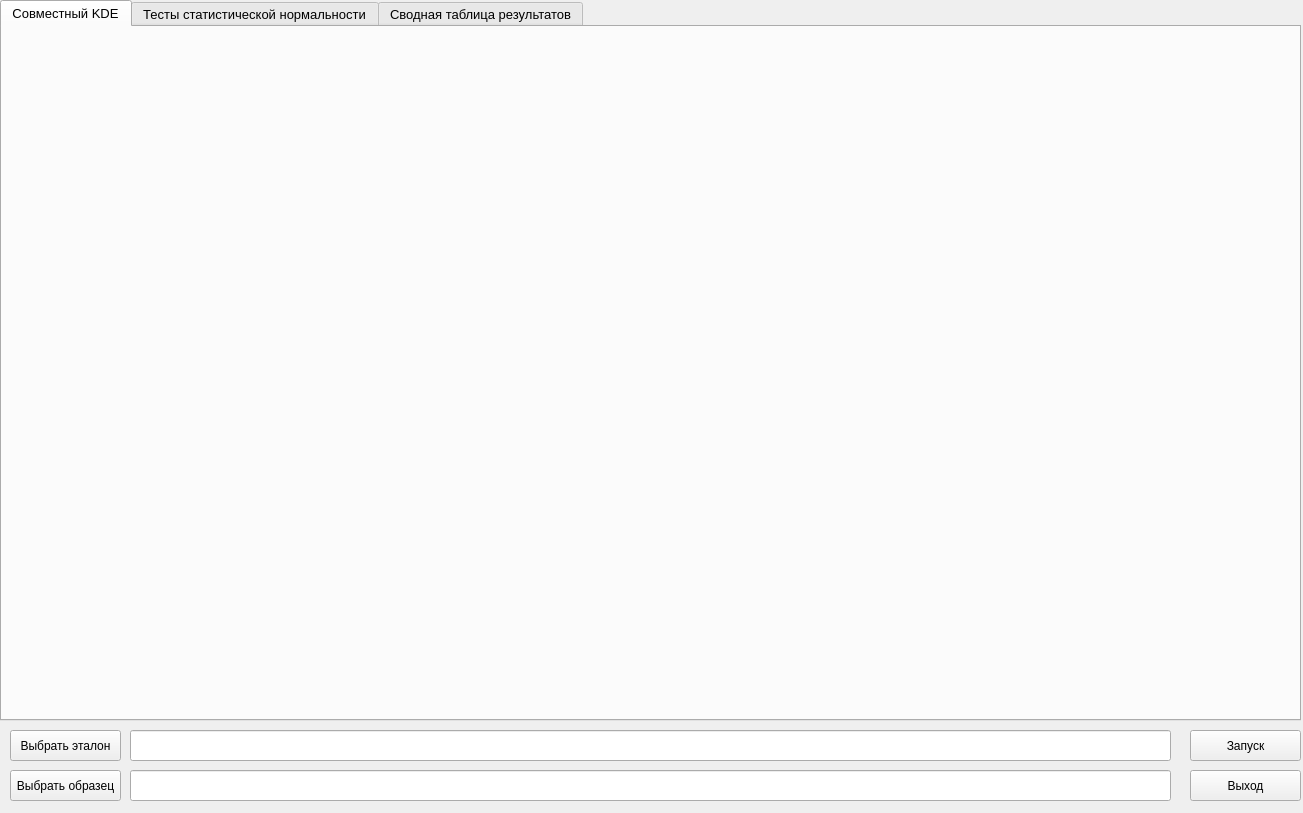
podkidyshev/health-weather_correlation, file src/main/python/ui/health_weather.ui: the form before one commit.
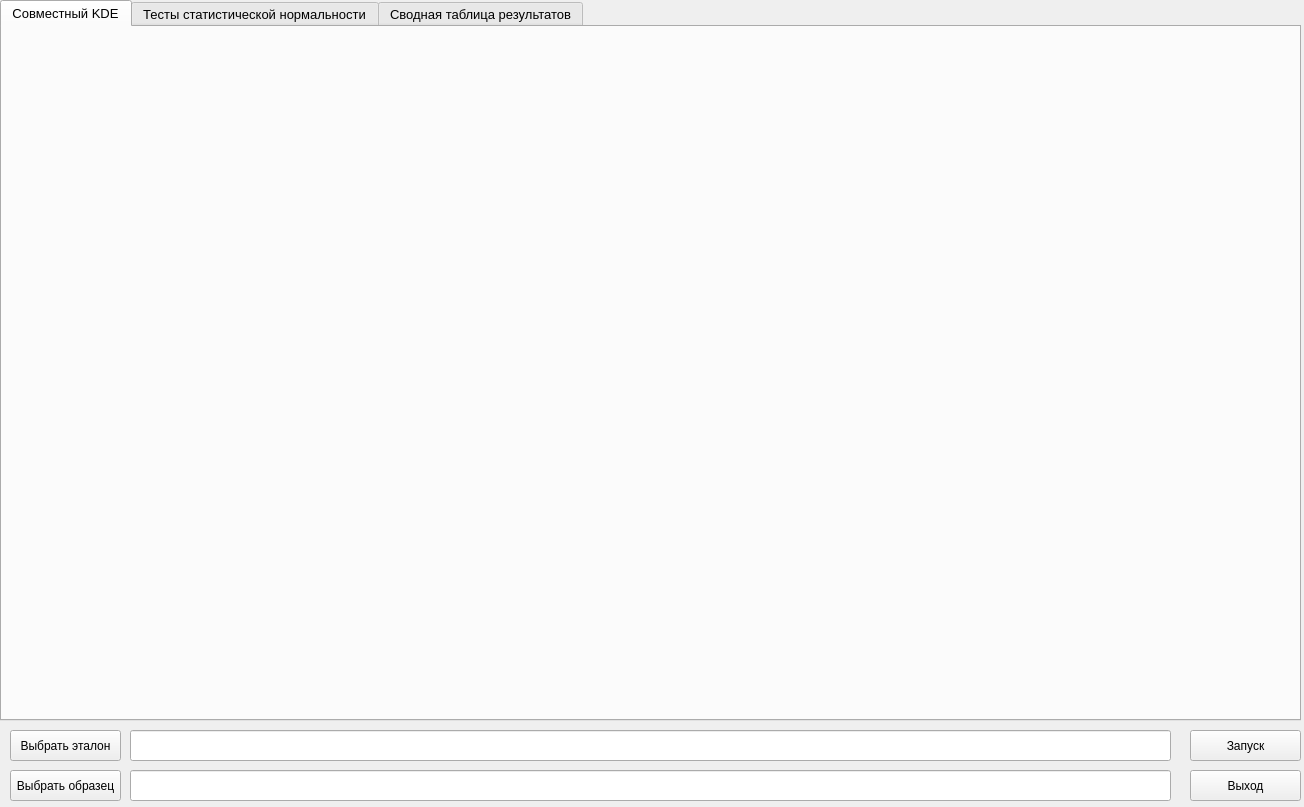
The form after the commit.

Commit message: update Ui health-weather

The edit to the form file:
```diff
--- a/src/main/python/ui/health_weather.ui
+++ b/src/main/python/ui/health_weather.ui
@@ -6,8 +6,8 @@
    <rect>
     <x>0</x>
     <y>0</y>
-    <width>1303</width>
-    <height>813</height>
+    <width>1304</width>
+    <height>807</height>
    </rect>
   </property>
   <property name="minimumSize">
```
Left out of the diff: 58 changed lines with no effect on the pictures. The commit also changes 2 other files.
